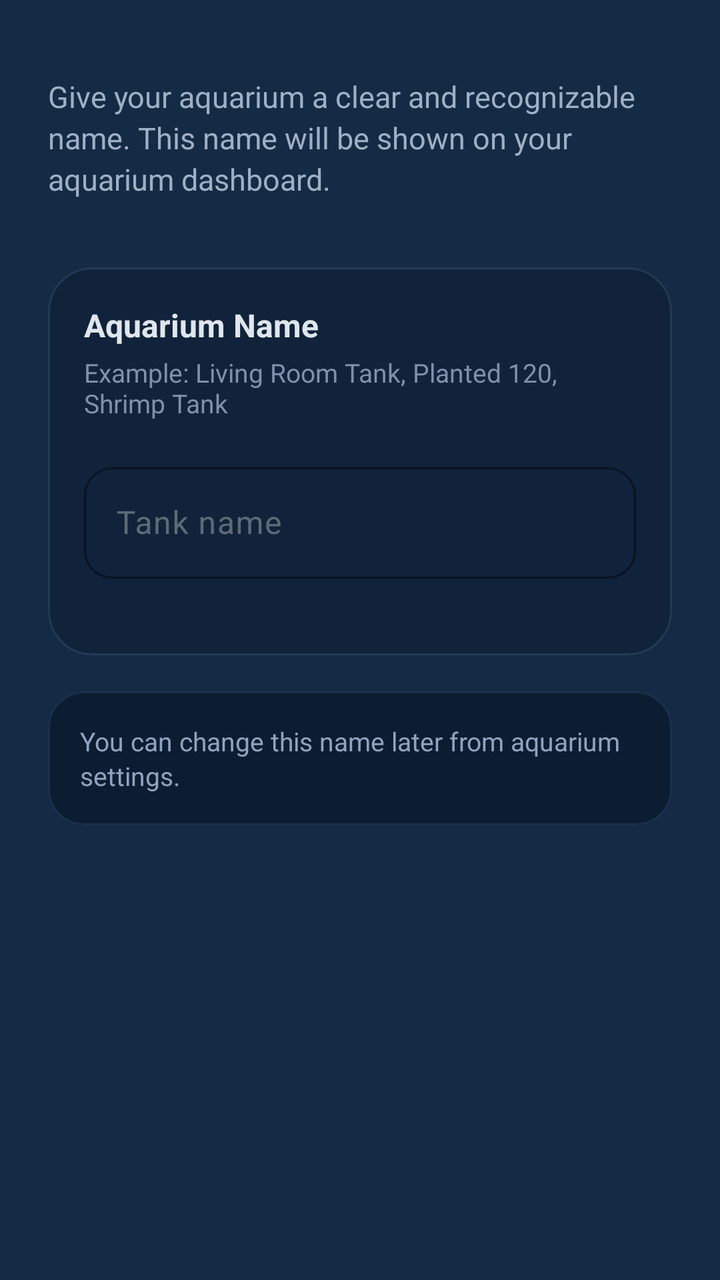
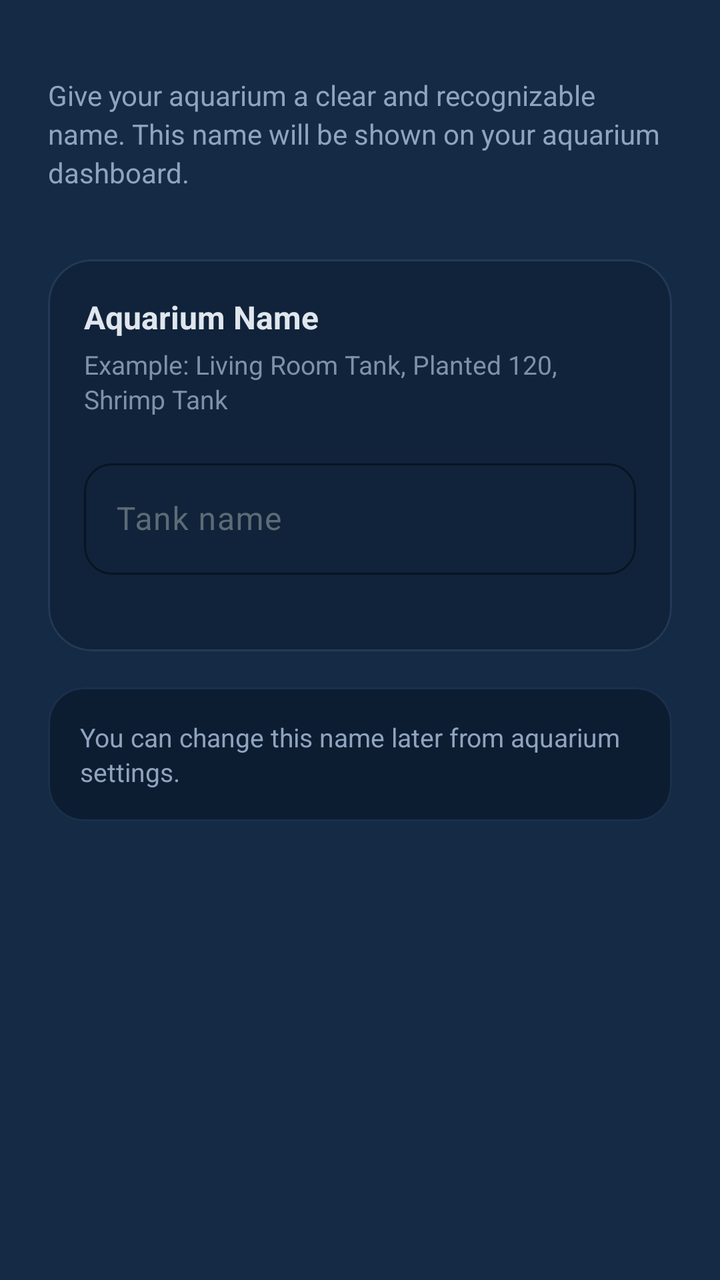

The first picture is an Android layout as it rendered before a commit; the second is the same layout after the commit. The layout source and the unified diff follow.
<!-- AndroidManifest.xml: application theme AppTheme -->
<!-- res/layout/fragment_tank_name.xml -->
<?xml version="1.0" encoding="utf-8"?>
<ScrollView
    xmlns:android="http://schemas.android.com/apk/res/android"
    xmlns:app="http://schemas.android.com/apk/res-auto"
    android:layout_width="match_parent"
    android:layout_height="match_parent"
    android:background="@color/background_color"
    android:fillViewport="true">

    <LinearLayout
        android:layout_width="match_parent"
        android:layout_height="wrap_content"
        android:orientation="vertical"
        android:paddingStart="24dp"
        android:paddingEnd="24dp"
        android:paddingTop="28dp"
        android:paddingBottom="24dp">

        
        <TextView
            android:id="@+id/tvStepDescription"
            android:layout_width="match_parent"
            android:layout_height="wrap_content"
            android:layout_marginTop="10dp"
            android:text="Give your aquarium a clear and recognizable name. This name will be shown on your aquarium dashboard."
            android:textColor="#9FB0C5"
            android:textSize="15sp"
            android:lineSpacingExtra="3dp" />

        
        <com.google.android.material.card.MaterialCardView
            android:id="@+id/cardTankName"
            android:layout_width="match_parent"
            android:layout_height="wrap_content"
            android:layout_marginTop="34dp"
            app:cardBackgroundColor="#10233A"
            app:cardCornerRadius="22dp"
            app:cardElevation="0dp"
            app:strokeColor="#223A57"
            app:strokeWidth="1dp">

            <LinearLayout
                android:layout_width="match_parent"
                android:layout_height="wrap_content"
                android:orientation="vertical"
                android:padding="18dp">

                <TextView
                    android:id="@+id/tvInputTitle"
                    android:layout_width="match_parent"
                    android:layout_height="wrap_content"
                    android:text="Aquarium Name"
                    android:textColor="?attr/colorOnSurface"
                    android:textSize="16sp"
                    android:textStyle="bold" />

                <TextView
                    android:id="@+id/tvInputHint"
                    android:layout_width="match_parent"
                    android:layout_height="wrap_content"
                    android:layout_marginTop="4dp"
                    android:text="Example: Living Room Tank, Planted 120, Shrimp Tank"
                    android:textColor="#7F91AA"
                    android:textSize="13sp" />

                <com.google.android.material.textfield.TextInputLayout
                    android:id="@+id/tilTankName"
                    android:layout_width="match_parent"
                    android:layout_height="wrap_content"
                    android:layout_marginTop="18dp"
                    android:hint="Tank name"
                    app:boxBackgroundMode="outline"
                    app:boxCornerRadiusTopStart="14dp"
                    app:boxCornerRadiusTopEnd="14dp"
                    app:boxCornerRadiusBottomStart="14dp"
                    app:boxCornerRadiusBottomEnd="14dp"
                    app:boxStrokeColor="#2B93F6"
                    app:hintTextColor="#8ABEF5"
                    app:errorEnabled="true">

                    <com.google.android.material.textfield.TextInputEditText
                        android:id="@+id/etTankName"
                        android:layout_width="match_parent"
                        android:layout_height="wrap_content"
                        android:inputType="textCapWords"
                        android:maxLength="32"
                        android:singleLine="true"
                        android:textColor="?attr/colorOnSurface"
                        android:textColorHint="#7F91AA"
                        android:textSize="16sp" />

                </com.google.android.material.textfield.TextInputLayout>

            </LinearLayout>

        </com.google.android.material.card.MaterialCardView>

        
        <com.google.android.material.card.MaterialCardView
            android:id="@+id/cardInfo"
            android:layout_width="match_parent"
            android:layout_height="wrap_content"
            android:layout_marginTop="18dp"
            app:cardBackgroundColor="#0D1D31"
            app:cardCornerRadius="18dp"
            app:cardElevation="0dp"
            app:strokeColor="#1A304C"
            app:strokeWidth="1dp">

            <TextView
                android:id="@+id/tvNameInfo"
                android:layout_width="match_parent"
                android:layout_height="wrap_content"
                android:padding="16dp"
                android:text="You can change this name later from aquarium settings."
                android:textColor="#8FA4BE"
                android:textSize="13sp"
                android:lineSpacingExtra="2dp" />

        </com.google.android.material.card.MaterialCardView>

    </LinearLayout>

</ScrollView>
<!-- resources referenced by this layout -->
<resources>
  <color name="background_color">#152B45</color>
  <style name="AppTheme" parent="Theme.Material3.DayNight.NoActionBar">
  
          
          <item name="colorPrimary">@color/md_theme_light_primary</item>
          <item name="colorOnPrimary">@color/md_theme_light_onPrimary</item>
          <item name="colorSecondary">@color/md_theme_light_secondary</item>
          <item name="colorOnSecondary">@color/md_theme_light_onSecondary</item>
  
          
          <item name="android:colorBackground">@color/md_theme_light_background</item>
          <item name="colorSurface">@color/md_theme_light_surface</item>
          <item name="colorOnSurface">@color/md_theme_light_onSurface</item>
  
          
          <item name="colorSurfaceVariant">@color/md_theme_light_surfaceVariant</item>
          <item name="colorOnSurfaceVariant">@color/md_theme_light_onSurfaceVariant</item>
          <item name="colorOutline">@color/md_theme_light_outline</item>
          <item name="colorOutlineVariant">@color/md_theme_light_outlineVariant</item>
          <item name="colorError">@color/md_theme_light_error</item>
          <item name="colorOnError">@color/md_theme_light_onError</item>
  
          
          <item name="android:statusBarColor">@android:color/transparent</item>
          <item name="android:navigationBarColor">@android:color/black</item>
  
          
          <item name="android:windowLightStatusBar">true</item>
          <item name="android:windowLightNavigationBar">true</item>
  
          
          <item name="windowActionBar">false</item>
          <item name="android:windowNoTitle">true</item>
      </style>
  <color name="md_theme_light_primary">#2196F3</color>
  <color name="md_theme_light_onPrimary">#FFFFFF</color>
  <color name="md_theme_light_secondary">#4A6363</color>
  <color name="md_theme_light_onSecondary">#FFFFFF</color>
  <color name="md_theme_light_background">#152B45</color>
  <color name="md_theme_light_surface">#152B45</color>
  <color name="md_theme_light_onSurface">#E0E6ED</color>
  <color name="md_theme_light_surfaceVariant">#233042</color>
  <color name="md_theme_light_onSurfaceVariant">#5C6B75</color>
  <color name="md_theme_light_outline">#455A64</color>
  <color name="md_theme_light_outlineVariant">#37474F</color>
  <color name="md_theme_light_error">#D32F2F</color>
  <color name="md_theme_light_onError">#FFFFFF</color>
</resources>

<!-- the commit's change to res/layout/fragment_tank_name.xml (unified diff, before → after) -->
@@ -23,8 +23,8 @@
             android:layout_height="wrap_content"
             android:layout_marginTop="10dp"
             android:text="Give your aquarium a clear and recognizable name. This name will be shown on your aquarium dashboard."
-            android:textColor="#9FB0C5"
-            android:textSize="15sp"
+            android:textColor="#8FA4BE"
+            android:textSize="14sp"
             android:lineSpacingExtra="3dp" />
 
         
@@ -61,7 +61,8 @@
                     android:layout_marginTop="4dp"
                     android:text="Example: Living Room Tank, Planted 120, Shrimp Tank"
                     android:textColor="#7F91AA"
-                    android:textSize="13sp" />
+                    android:textSize="13sp"
+                    android:lineSpacingExtra="2dp" />
 
                 <com.google.android.material.textfield.TextInputLayout
                     android:id="@+id/tilTankName"
@@ -74,7 +75,9 @@
                     app:boxCornerRadiusTopEnd="14dp"
                     app:boxCornerRadiusBottomStart="14dp"
                     app:boxCornerRadiusBottomEnd="14dp"
-                    app:boxStrokeColor="#2B93F6"
+                    app:boxStrokeColor="#2B4A6B"
+                    app:boxStrokeWidth="1dp"
+                    app:boxStrokeWidthFocused="2dp"
                     app:hintTextColor="#8ABEF5"
                     app:errorEnabled="true">
 
